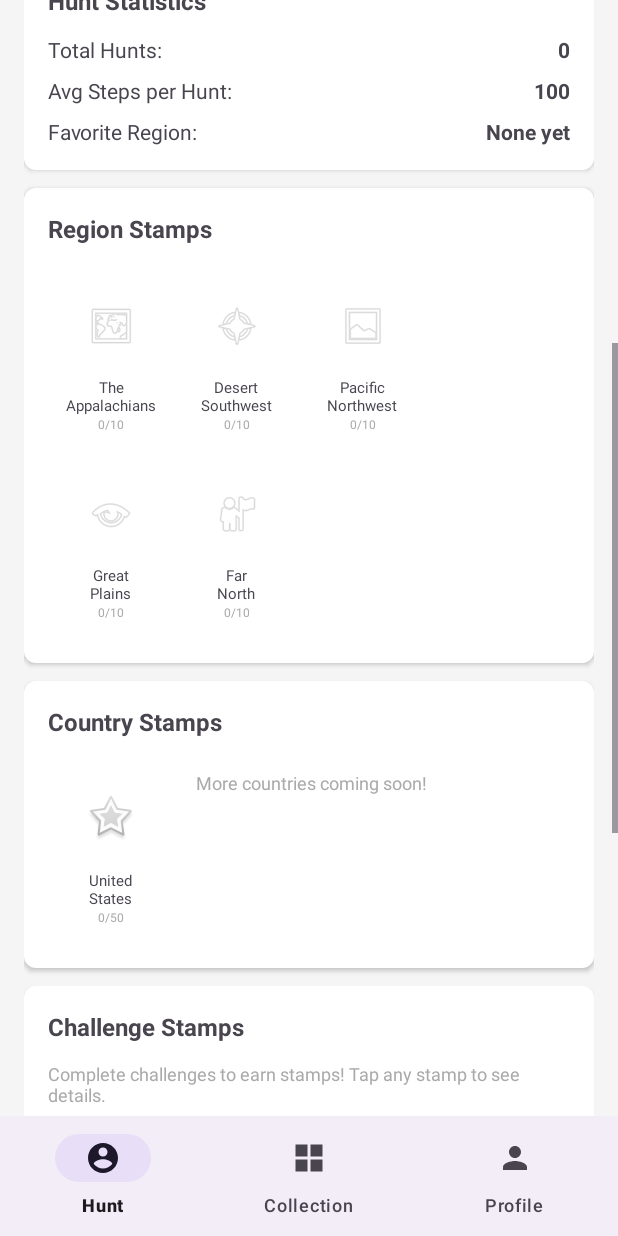
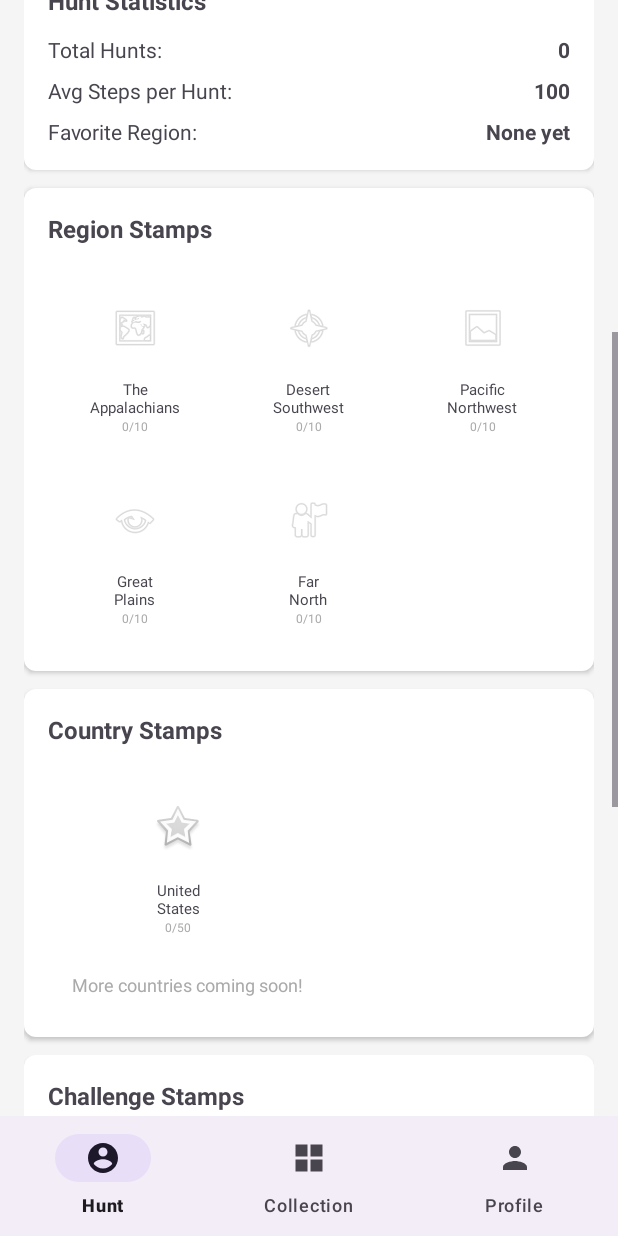
Before and after one commit to georgeworks/stepcounterhuntinggit, an Android app: the fragment ProfileFragment placed in its activity, scrolled down 520 dp, on a phone screen of 412 x 824 dp. Run offline under Robolectric (Android 15) with nearby library versions, the phone set to English and light mode, and no system bars.

Commit message:
New version 0.41
adjusted column logic on the profile page to align stamps properly.

```diff
--- a/app/src/main/java/com/example/stepcounterhunting/ProfileFragment.kt
+++ b/app/src/main/java/com/example/stepcounterhunting/ProfileFragment.kt
@@ -393,33 +393,56 @@ class ProfileFragment : Fragment() {
         regionsGrid?.let { grid ->
             grid.removeAllViews()
 
-            DataManager.usRegions.forEach { region ->
+            DataManager.usRegions.forEachIndexed { index, region ->
                 val stampView = createStampView(region.name, uniqueAnimals, region.animals)
+                // ADD PROPER LAYOUT PARAMS HERE
+                val params = GridLayout.LayoutParams().apply {
+                    width = 0
+                    height = GridLayout.LayoutParams.WRAP_CONTENT
+                    columnSpec = GridLayout.spec(index % 3, 1f) // 3 columns with weight
+                    rowSpec = GridLayout.spec(index / 3)
+                    setMargins(8, 8, 8, 8)
+                }
+                stampView.layoutParams = params
                 grid.addView(stampView)
             }
         }
 
-        // Update country stamps - only show United States for now
+        // Update country stamps
         countriesGrid?.let { grid ->
             grid.removeAllViews()
 
-            // Only United States is available at launch
             val countries = listOf(
                 CountryData("United States", DataManager.usRegions.flatMap { it.animals })
             )
 
-            countries.forEach { country ->
+            countries.forEachIndexed { index, country ->
                 val stampView = createCountryStampView(country.name, uniqueAnimals, country.animals)
+                // ADD PROPER LAYOUT PARAMS HERE
+                val params = GridLayout.LayoutParams().apply {
+                    width = 0
+                    height = GridLayout.LayoutParams.WRAP_CONTENT
+                    columnSpec = GridLayout.spec(index % 3, 1f)
+                    rowSpec = GridLayout.spec(index / 3)
+                    setMargins(8, 8, 8, 8)
+                }
+                stampView.layoutParams = params
                 grid.addView(stampView)
             }
 
-            // Add "More countries coming soon" text
+            // Add "More countries coming soon" text with proper params
             val comingSoonText = TextView(context).apply {
                 text = "More countries coming soon!"
                 textSize = 12f
                 setTextColor(ContextCompat.getColor(requireContext(), android.R.color.darker_gray))
                 setPadding(16, 8, 16, 8)
             }
+            val textParams = GridLayout.LayoutParams().apply {
+                columnSpec = GridLayout.spec(0, 3, 1f) // Span 3 columns
+                rowSpec = GridLayout.spec(1)
+                setMargins(8, 8, 8, 8)
+            }
+            comingSoonText.layoutParams = textParams
             grid.addView(comingSoonText)
         }
     }
@@ -428,8 +451,17 @@ class ProfileFragment : Fragment() {
         challengesGrid?.let { grid ->
             grid.removeAllViews()
 
-            challenges.forEach { challenge ->
+            challenges.forEachIndexed { index, challenge ->
                 val stampView = createChallengeStampView(challenge)
+                // ADD PROPER LAYOUT PARAMS HERE
+                val params = GridLayout.LayoutParams().apply {
+                    width = 0
+                    height = GridLayout.LayoutParams.WRAP_CONTENT
+                    columnSpec = GridLayout.spec(index % 3, 1f) // 3 columns with weight
+                    rowSpec = GridLayout.spec(index / 3)
+                    setMargins(8, 8, 8, 8)
+                }
+                stampView.layoutParams = params
                 grid.addView(stampView)
             }
         }
--- a/app/src/main/res/layout/fragment_profile.xml
+++ b/app/src/main/res/layout/fragment_profile.xml
@@ -467,14 +467,16 @@
                 android:textStyle="bold"
                 android:layout_marginBottom="12dp" />
 
-            <!-- US Regions Grid -->
+            <!-- US Regions Grid with fixed alignment -->
             <GridLayout
                 android:id="@+id/regions_grid"
                 android:layout_width="match_parent"
                 android:layout_height="wrap_content"
                 android:columnCount="3"
+                android:rowCount="9"
                 android:alignmentMode="alignBounds"
-                android:useDefaultMargins="true">
+                android:orientation="horizontal"
+                android:useDefaultMargins="false">
 
                 <!-- Stamps will be added programmatically -->
 
@@ -499,16 +501,18 @@
                 android:textStyle="bold"
                 android:layout_marginBottom="12dp" />
 
-            <!-- Countries Grid -->
+            <!-- Countries Grid with fixed alignment -->
             <GridLayout
                 android:id="@+id/countries_grid"
                 android:layout_width="match_parent"
                 android:layout_height="wrap_content"
                 android:columnCount="3"
                 android:alignmentMode="alignBounds"
-                android:useDefaultMargins="true">
+                android:orientation="horizontal"
+                android:useDefaultMargins="false">
 
                 <!-- Stamps will be added programmatically -->
+                <!-- Important: Use same layout params as regions_grid -->
 
             </GridLayout>
         </LinearLayout>
@@ -539,16 +543,18 @@
                 android:textColor="@android:color/darker_gray"
                 android:layout_marginBottom="12dp" />
 
-            <!-- Challenges Grid -->
+            <!-- Challenges Grid with fixed alignment -->
             <GridLayout
                 android:id="@+id/challenges_grid"
                 android:layout_width="match_parent"
                 android:layout_height="wrap_content"
                 android:columnCount="3"
                 android:alignmentMode="alignBounds"
-                android:useDefaultMargins="true">
+                android:orientation="horizontal"
+                android:useDefaultMargins="false">
 
                 <!-- Challenge stamps will be added programmatically -->
+                <!-- Important: Use same layout params as other grids -->
 
             </GridLayout>
         </LinearLayout>
```
